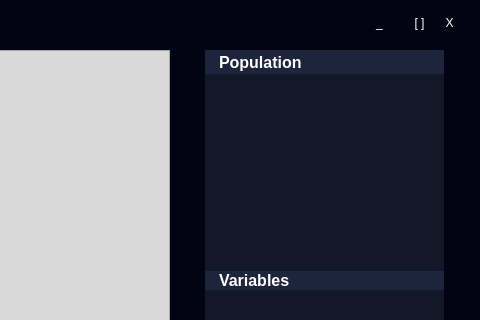
Qt form GUI/form.ui (KiriltsevDaniil/EvAlgPractice) before a commit; both pictures show x 646 to 1126 and y 0 to 320 of the 1126 by 800 pixel window.
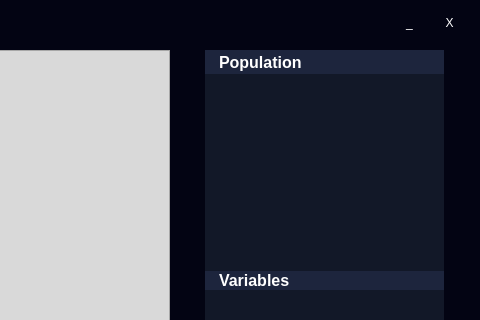
The same form after that commit.

```diff
--- a/GUI/form.ui
+++ b/GUI/form.ui
@@ -287,7 +287,7 @@
   <widget class="QPushButton" name="TrayBtn">
    <property name="geometry">
     <rect>
-     <x>1010</x>
+     <x>1040</x>
      <y>10</y>
      <width>31</width>
      <height>25</height>
@@ -504,26 +504,6 @@
     <string>Help</string>
    </property>
   </widget>
-  <widget class="QPushButton" name="WResizeBtn">
-   <property name="geometry">
-    <rect>
-     <x>1050</x>
-     <y>10</y>
-     <width>31</width>
-     <height>25</height>
-    </rect>
-   </property>
-   <property name="styleSheet">
-    <string notr="true">*{
-	color: white;
-	background: rgb(3, 4, 19);
-	border: 0px solid rgb(3, 4, 19);;
-}</string>
-   </property>
-   <property name="text">
-    <string>[ ]</string>
-   </property>
-  </widget>
  </widget>
  <resources/>
  <connections/>
```
